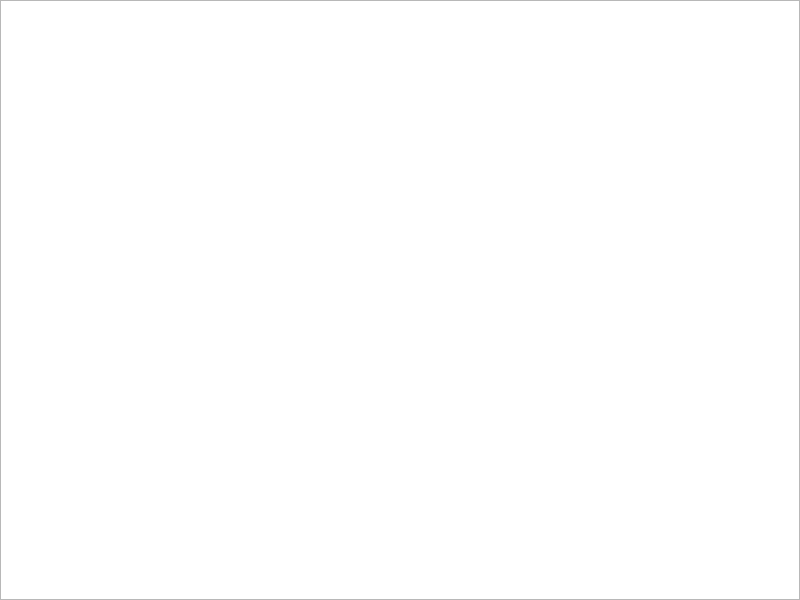
Qt form src/ui/mainwindow.ui (foreshadow/Dixit) before a commit.
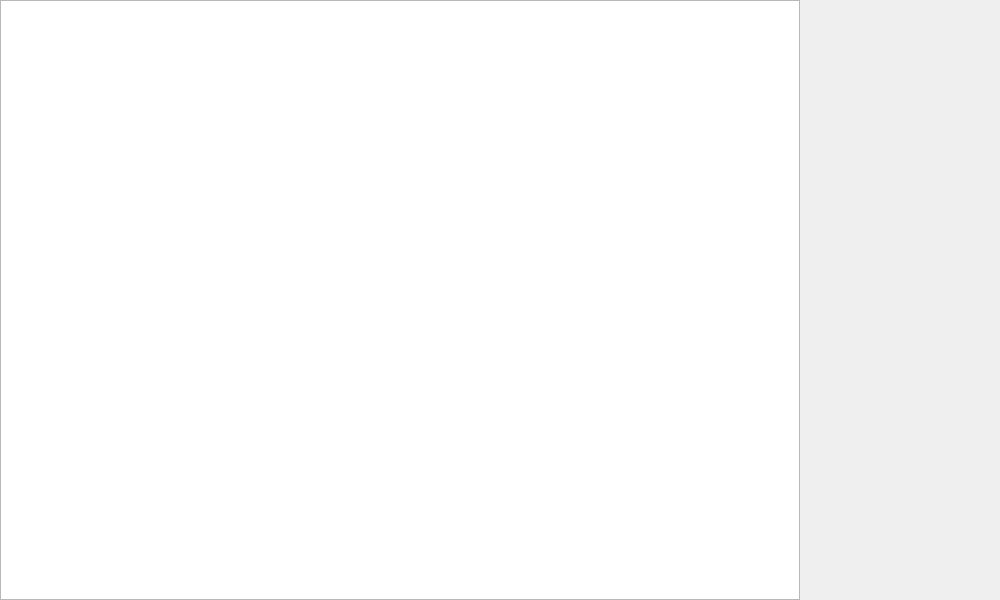
The same form after that commit.

```diff
--- a/src/ui/mainwindow.ui
+++ b/src/ui/mainwindow.ui
@@ -6,7 +6,7 @@
    <rect>
     <x>0</x>
     <y>0</y>
-    <width>800</width>
+    <width>1000</width>
     <height>600</height>
    </rect>
   </property>
@@ -18,12 +18,24 @@
   </property>
   <property name="minimumSize">
    <size>
-    <width>800</width>
+    <width>1000</width>
     <height>600</height>
    </size>
   </property>
   <property name="maximumSize">
    <size>
+    <width>1000</width>
+    <height>600</height>
+   </size>
+  </property>
+  <property name="sizeIncrement">
+   <size>
+    <width>200</width>
+    <height>0</height>
+   </size>
+  </property>
+  <property name="baseSize">
+   <size>
     <width>800</width>
     <height>600</height>
    </size>
```
Left out of the diff: 2 changed lines with no effect on the pictures.
